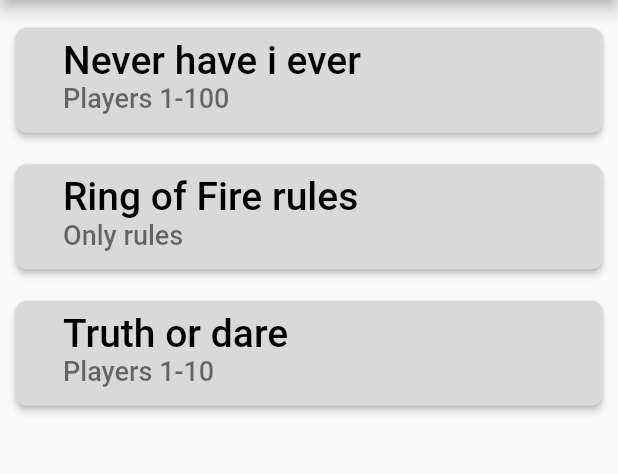
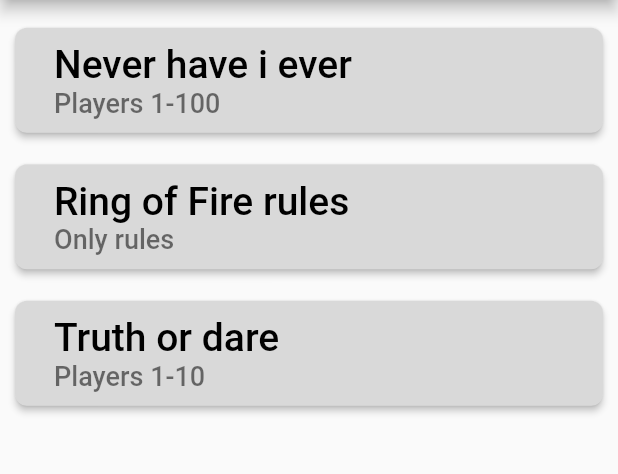
Before and after one commit to StonedStonar/mobileApplikasjoner, a Flutter app: the screen it shows after launch, on a phone screen of 412 x 824 dp, the part 120-594 px from its top. Run offline on Flutter 3.47's test engine with Material 2 defaults, Android fonts, the light colour scheme and no system bars; our stand-ins replace firebase_auth, firebase_core, google_sign_in; accounts and stored records are empty.

Commit message:
Some refactor changes to the code

```diff
--- a/DrinkingGame/lib/App.dart
+++ b/DrinkingGame/lib/App.dart
@@ -1,4 +1,5 @@
 import 'package:drinkinggame/pages/GamePage.dart';
+import 'package:drinkinggame/pages/SettingsPage.dart';
 import 'package:drinkinggame/services/Authentication.dart';
 import 'package:drinkinggame/services/FirebaseAuthenication.dart';
 import 'package:flutter/cupertino.dart';
--- a/DrinkingGame/lib/components/AppBars.dart
+++ b/DrinkingGame/lib/components/AppBars.dart
@@ -3,9 +3,10 @@ import '../pages/GamePage.dart';
 
 ///Makes the login app bar.
 ///Returns the appbar.
+
 AppBar makeLoginAppBar() {
   return AppBar(
-    title: Text(
+    title: const Text(
       "Sign in",
       style: TextStyle(
         fontSize: 30,
@@ -20,7 +21,6 @@ enum MenuItem { firstItem, secondItem }
 
 AppBar gamePageAppBar(BuildContext context) {
   return AppBar(
-
     actions: [
       PopupMenuButton<MenuItem>(
         onSelected: (value) {
@@ -33,23 +33,23 @@ AppBar gamePageAppBar(BuildContext context) {
             // Second item you can click on
           } else if (value == MenuItem.secondItem) {}
         },
-        offset: Offset(0.0, 80.0),
+        offset: const Offset(0.0, 80.0),
         shape: RoundedRectangleBorder(borderRadius: BorderRadius.circular(6.0)),
-        itemBuilder: (context) => const [
+        itemBuilder: (context) => [
           // First Item in the popup menu
-          PopupMenuItem(
+          const PopupMenuItem(
             value: MenuItem.firstItem,
             child: Text('About game'),
           ),
           // Second Item in the popup menu
-          PopupMenuItem(
+          const PopupMenuItem(
             value: MenuItem.secondItem,
             child: Text('Exit game'),
           ),
         ],
       ),
     ],
-    title: Text(
+    title: const Text(
       "Drinking games",
       style: TextStyle(
         fontSize: 30,
--- a/DrinkingGame/lib/components/PopUpMenu.dart
+++ b/DrinkingGame/lib/components/PopUpMenu.dart
@@ -5,7 +5,11 @@ enum MenuItem {firstItem, secondItem}
 
 class PopUpMenu extends StatelessWidget {
 
-  const PopUpMenu({Key? key}) : super(key: key);
+  PopUpMenu({required this.offset, required this.menuItems, Key? key}) : super(key: key);
+
+  Offset offset;
+
+  List<PopupMenuItem> menuItems;
 
   @override
   Widget build(BuildContext context) =>
--- a/DrinkingGame/lib/components/buttons/GameButton.dart
+++ b/DrinkingGame/lib/components/buttons/GameButton.dart
@@ -0,0 +1,40 @@
+import 'package:drinkinggame/components/buttons/CustomElevatedButton.dart';
+import 'package:flutter/material.dart';
+
+class GameButton extends CustomElevatedButton {
+
+  GameButton({required String text, required String subtext, Color textColor = Colors.black, Color secondTextColor = Colors.black54,
+    required VoidCallback onPressed, Key? key})
+      : super(
+        widget: Padding(
+          padding: const EdgeInsets.fromLTRB(10, 0, 0, 0),
+          child: Column(
+            mainAxisAlignment: MainAxisAlignment.center,
+            crossAxisAlignment: CrossAxisAlignment.stretch,
+            children: [
+              Text(
+                text,
+                style: TextStyle(
+                  color: textColor,
+                  fontSize: 26,
+                  fontWeight: FontWeight.w500,
+                ),
+              ),
+              Text(
+                subtext,
+                style: TextStyle(
+                  color: secondTextColor,
+                  fontSize: 18,
+                  fontWeight: FontWeight.w500,
+                ),
+              ),
+            ],
+          ),
+        ),
+        borderRadius:8.0,
+        onPressed: onPressed,
+        color: const Color(0xFFD9D9D9),
+        height: 70,
+        key: key,
+  );
+}
--- a/DrinkingGame/lib/pages/GamePage.dart
+++ b/DrinkingGame/lib/pages/GamePage.dart
@@ -1,5 +1,5 @@
 import 'package:drinkinggame/components/AppBars.dart';
-import 'package:drinkinggame/components/buttons/CustomElevatedButton.dart';
+import 'package:drinkinggame/components/buttons/GameButton.dart';
 import 'package:flutter/material.dart';
 
 enum MenuItem {firstItem, secondItem, thirdItem}
@@ -19,76 +19,22 @@ class GamePage extends StatelessWidget {
     return Column(
       children: <Widget>[
         const SizedBox(height: 16.0),
-        CustomElevatedButton(
-          widget: const ListTile(
-            title: Text(
-              "Never have i ever",
-              style: TextStyle(
-                  fontSize: 26.0,
-                  fontWeight: FontWeight.w500,
-                  color: Colors.black),
-            ),
-            subtitle: Text(
-              "Players 1-100",
-              style: TextStyle(
-                  fontSize: 18.0,
-                  fontWeight: FontWeight.w500,
-                  color: Colors.black54
-              ),
-            ),
-          ),
+        GameButton(
+          text: "Never have i ever",
+          subtext: "Players 1-100",
           onPressed: () {},
-          borderRadius: 8.0,
-          color: Color(0xFFD9D9D9),
-          height: 70.0,
         ),
         const SizedBox(height: 16.0),
-        CustomElevatedButton(
-          widget: const ListTile(
-            title: Text(
-              "Ring of Fire rules",
-              style: TextStyle(
-                  fontSize: 26.0,
-                  fontWeight: FontWeight.w500,
-                  color: Colors.black),
-            ),
-            subtitle: Text(
-              "Only rules",
-              style: TextStyle(
-                  fontSize: 18.0,
-                  fontWeight: FontWeight.w500,
-                  color: Colors.black54
-              ),
-            ),
-          ),
+        GameButton(
+          text: "Ring of Fire rules",
+          subtext: "Only rules",
           onPressed: () {},
-          borderRadius: 8.0,
-          color: Color(0xFFD9D9D9),
-          height: 70.0,
         ),
         const SizedBox(height: 16.0),
-        CustomElevatedButton(
-          widget: const ListTile(
-            title: Text(
-              "Truth or dare",
-              style: TextStyle(
-                  fontSize: 26.0,
-                  fontWeight: FontWeight.w500,
-                  color: Colors.black),
-            ),
-            subtitle: Text(
-              "Players 1-10",
-              style: TextStyle(
-                  fontSize: 18.0,
-                  fontWeight: FontWeight.w500,
-                  color: Colors.black54
-              ),
-            ),
-          ),
+        GameButton(
+          text: "Truth or dare",
+          subtext: "Players 1-10",
           onPressed: () {},
-          borderRadius: 8.0,
-          color: Color(0xFFD9D9D9),
-          height: 70.0,
         ),
       ],
     );
```
